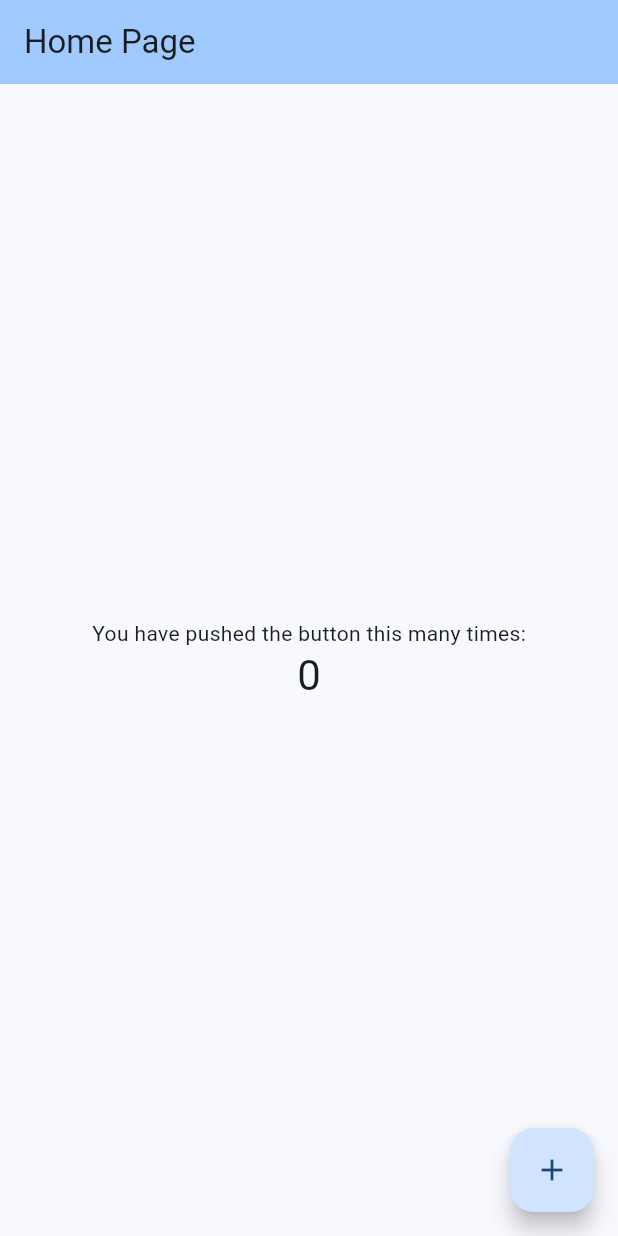
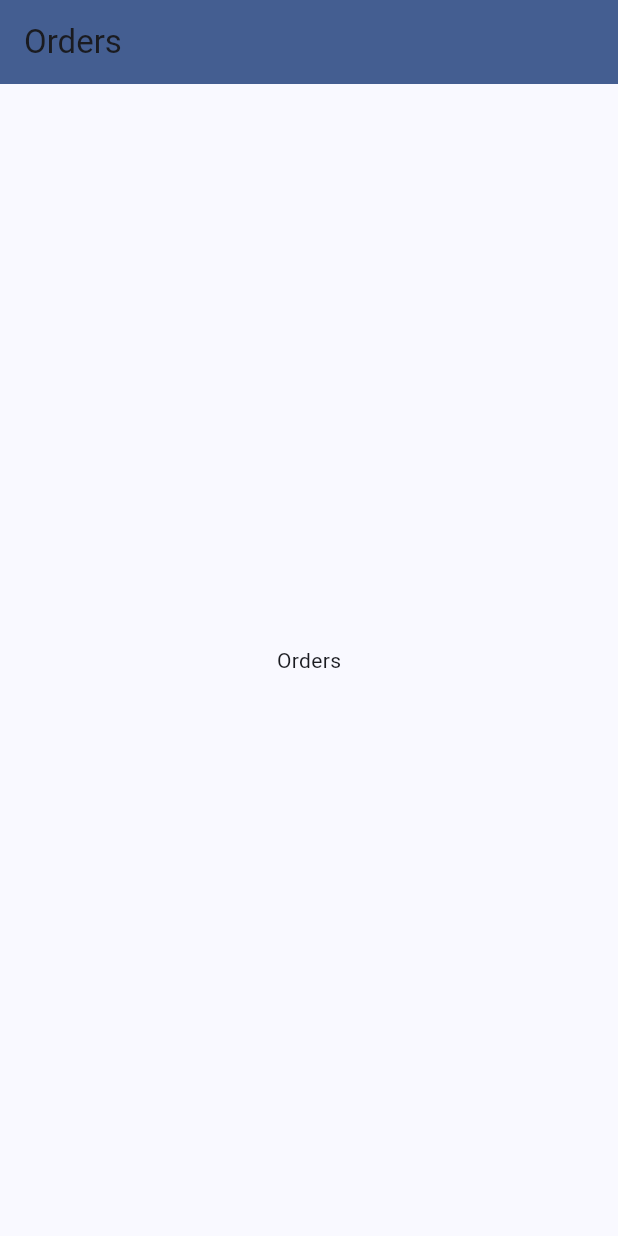
Before and after one commit to alexushkov82/order-app, a Flutter app: the screen it shows after launch, on a phone screen of 412 x 824 dp. Run offline on Flutter 3.47's test engine with Material 3 defaults, Android fonts, the phone set to English and light mode, and no system bars.

Commit message:
Clean home page.

```diff
--- a/lib/home_page.dart
+++ b/lib/home_page.dart
@@ -8,39 +8,16 @@ class HomePage extends StatefulWidget {
 }
 
 class _HomePageState extends State<HomePage> {
-  int _counter = 0;
-
-  void _incrementCounter() {
-    setState(() {
-      _counter++;
-    });
-  }
 
   @override
   Widget build(BuildContext context) {
     return Scaffold(
       appBar: AppBar(
-        backgroundColor: Theme.of(context).colorScheme.inversePrimary,
-        title: const Text('Home Page'),
+        backgroundColor: Theme.of(context).colorScheme.primary,
+        title: const Text('Orders'),
       ),
-      body: Center(
-        child: Column(
-          mainAxisAlignment: MainAxisAlignment.center,
-          children: <Widget>[
-            const Text(
-              'You have pushed the button this many times:',
-            ),
-            Text(
-              '$_counter',
-              style: Theme.of(context).textTheme.headlineMedium,
-            ),
-          ],
-        ),
-      ),
-      floatingActionButton: FloatingActionButton(
-        onPressed: _incrementCounter,
-        tooltip: 'Increment',
-        child: const Icon(Icons.add),
+      body: const Center(
+        child: Text('Orders'),
       ),
     );
   }
--- a/lib/main.dart
+++ b/lib/main.dart
@@ -13,8 +13,7 @@ class App extends StatelessWidget {
       title: 'Flutter Demo',
       debugShowCheckedModeBanner: false,
       theme: ThemeData(
-        colorScheme: ColorScheme.fromSeed(seedColor: Colors.blue),
-        useMaterial3: true,
+        colorScheme: ColorScheme.fromSeed(seedColor: Colors.blueAccent),
       ),
       home: const HomePage(),
     );
```
